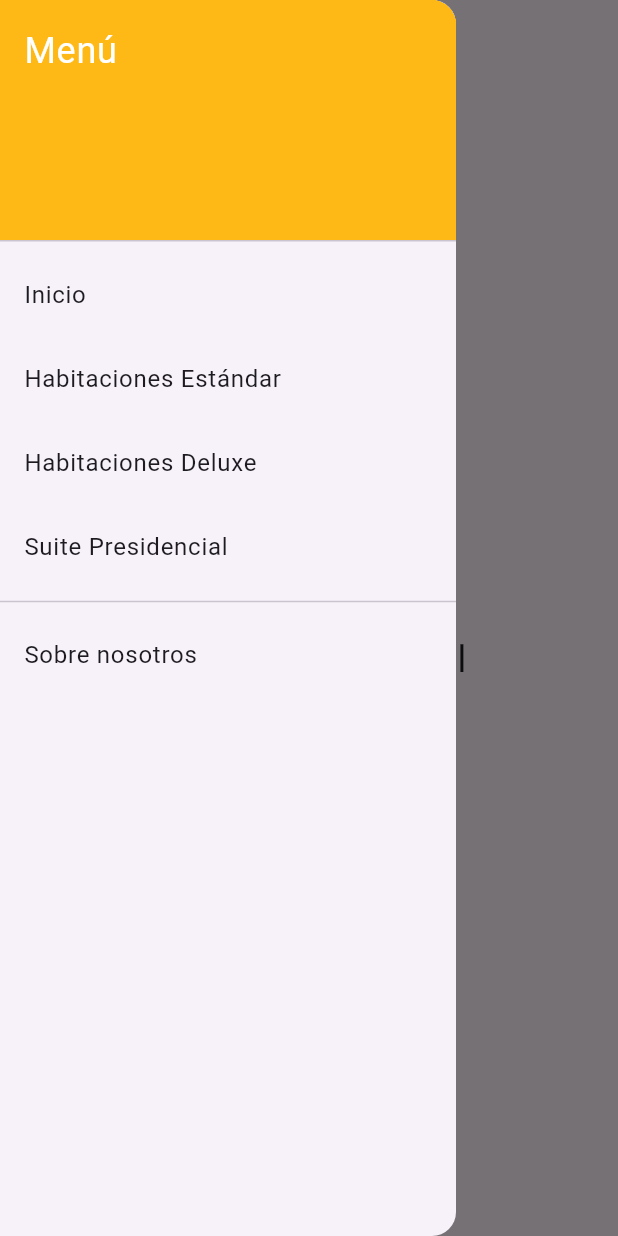
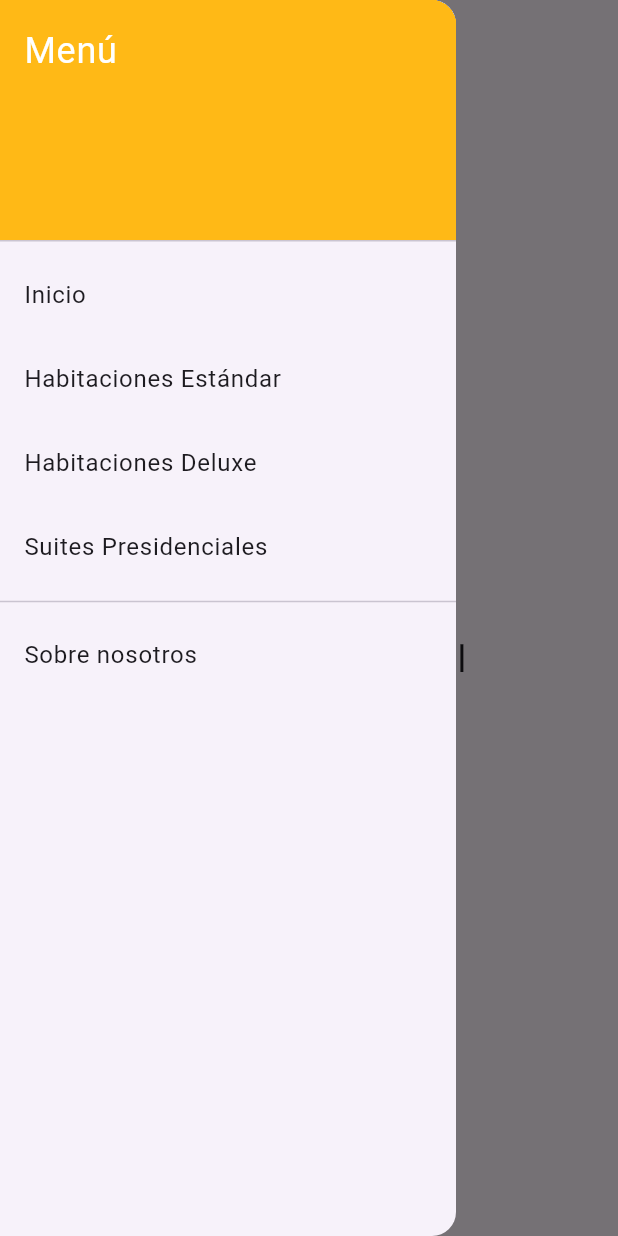
Before and after one commit to alexisesperanza/easy_hotel, a Flutter app: the screen it shows after launch, with the side drawer open, on a phone screen of 412 x 824 dp. Run offline on Flutter 3.47's test engine with Material 3 defaults, Android fonts, the light colour scheme and no system bars.

Commit message:
V 1.3 Archivos separados  Changes to be committed:

```diff
--- /dev/null
+++ b/lib/data.dart
@@ -0,0 +1,50 @@
+class Room {
+  final String imageUrl;
+  final String title;
+  final String description;
+
+  Room({
+    required this.imageUrl,
+    required this.title,
+    required this.description,
+  });
+}
+
+List<Room> standardRooms = [
+  Room(
+    imageUrl: 'assets/standard_room1.jpg',
+    title: 'Habitación Estándar 1',
+    description: 'Esta es una habitación estándar con una cama individual.',
+  ),
+  Room(
+    imageUrl: 'assets/standard_room2.jpg',
+    title: 'Habitación Estándar 2',
+    description: 'Esta es una habitación estándar con una cama doble.',
+  ),
+];
+
+List<Room> deluxeRooms = [
+  Room(
+    imageUrl: 'assets/deluxe_room1.jpg',
+    title: 'Habitación Deluxe 1',
+    description: 'Esta es una habitación deluxe con vista al mar.',
+  ),
+  Room(
+    imageUrl: 'assets/deluxe_room2.jpg',
+    title: 'Habitación Deluxe 2',
+    description: 'Esta es una habitación deluxe con jacuzzi.',
+  ),
+];
+
+List<Room> presidentialSuites = [
+  Room(
+    imageUrl: 'assets/presidential_suite1.jpg',
+    title: 'Suite Presidencial 1',
+    description: 'Esta es una suite presidencial con sala de estar y balcón privado.',
+  ),
+  Room(
+    imageUrl: 'assets/presidential_suite2.jpg',
+    title: 'Suite Presidencial 2',
+    description: 'Esta es una suite presidencial con piscina privada y vistas panorámicas.',
+  ),
+];
--- a/lib/main.dart
+++ b/lib/main.dart
@@ -1,22 +1,15 @@
 import 'package:flutter/material.dart';
+import 'room.dart';
+import 'data.dart';
 
 void main() {
-  runApp(const MyHotelApp());
-}
-
-class MyHotelApp extends StatelessWidget {
-  const MyHotelApp({super.key});
-
-  @override
-  Widget build(BuildContext context) {
-    return const MaterialApp(
-      home: HotelHomePage(),
-    );
-  }
+  runApp(MaterialApp(
+    home: HotelHomePage(),
+  ));
 }
 
 class HotelHomePage extends StatefulWidget {
-  const HotelHomePage({super.key});
+  const HotelHomePage({Key? key}) : super(key: key);
 
   @override
   _HotelHomePageState createState() => _HotelHomePageState();
@@ -67,8 +60,8 @@ class _HotelHomePageState extends State<HotelHomePage> {
               onTap: () => _onCategorySelected('Habitaciones Deluxe'),
             ),
             ListTile(
-              title: const Text('Suite Presidencial'),
-              onTap: () => _onCategorySelected('Suite Presidencial'),
+              title: const Text('Suites Presidenciales'),
+              onTap: () => _onCategorySelected('Suites Presidenciales'),
             ),
             const Divider(),
             ListTile(
@@ -87,12 +80,20 @@ class _HotelHomePageState extends State<HotelHomePage> {
       case 'Inicio':
         return const HotelHomePageContent();
       case 'Habitaciones Estándar':
-        return const RoomCategoryPage(
-            'Habitaciones Estándar', 'assets/imagenes/habitacionsencilla.jpg');
+        return RoomCategoryPage(
+          category: 'Habitaciones Estándar',
+          rooms: standardRooms,
+        );
       case 'Habitaciones Deluxe':
-        return const RoomCategoryPage('Habitaciones Deluxe', 'assets/habitaciondeluxe.jpg ');
-      case 'Suite Presidencial':
-        return const RoomCategoryPage('Suite Presidencial', 'assets/suitepresidencial');
+        return RoomCategoryPage(
+          category: 'Habitaciones Deluxe',
+          rooms: deluxeRooms,
+        );
+      case 'Suites Presidenciales':
+        return RoomCategoryPage(
+          category: 'Suites Presidenciales',
+          rooms: presidentialSuites,
+        );
       case 'Información del Hotel':
         return const HotelInfoPage();
       default:
@@ -102,7 +103,7 @@ class _HotelHomePageState extends State<HotelHomePage> {
 }
 
 class HotelHomePageContent extends StatelessWidget {
-  const HotelHomePageContent({super.key});
+  const HotelHomePageContent({Key? key}) : super(key: key);
 
   @override
   Widget build(BuildContext context) {
@@ -111,78 +112,3 @@ class HotelHomePageContent extends StatelessWidget {
     );
   }
 }
-
-class RoomCategoryPage extends StatelessWidget {
-  final String category;
-  final String imagePath;
-
-  const RoomCategoryPage(this.category, this.imagePath, {super.key});
-
-  @override
-  Widget build(BuildContext context) {
-    return ListView(
-      children: List.generate(
-        5, // Número de habitaciones
-        (index) => RoomCard(
-          imageUrl: imagePath,
-          description: 'Descripción de la habitación $index',
-          onPressed: () {
-            // Lógica para reservar la habitación
-            // Puedes añadir aquí la lógica de navegación para ir a la pantalla de reserva
-          },
-        ),
-      ),
-    );
-  }
-}
-
-class RoomCard extends StatelessWidget {
-  final String imageUrl;
-  final String description;
-  final VoidCallback onPressed;
-
-  const RoomCard({super.key,
-    required this.imageUrl,
-    required this.description,
-    required this.onPressed,
-  });
-
-  @override
-  Widget build(BuildContext context) {
-    return Card(
-      margin: const EdgeInsets.all(8.0),
-      child: Column(
-        crossAxisAlignment: CrossAxisAlignment.stretch,
-        children: [
-          Image.asset(
-            imageUrl,
-            height: 200,
-            fit: BoxFit.cover,
-          ),
-          Padding(
-            padding: const EdgeInsets.all(8.0),
-            child: Text(
-              description,
-              style: const TextStyle(fontSize: 16.0),
-            ),
-          ),
-          ElevatedButton(
-            onPressed: onPressed,
-            child: const Text('Reservar'),
-          ),
-        ],
-      ),
-    );
-  }
-}
-
-class HotelInfoPage extends StatelessWidget {
-  const HotelInfoPage({super.key});
-
-  @override
-  Widget build(BuildContext context) {
-    return const Center(
-      child: Text('Información del Hotel', style: TextStyle(fontSize: 24.0)),
-    );
-  }
-}
```
Also changed, not shown: lib/room.dart (added, +86 -0 lines), 1 other file.
